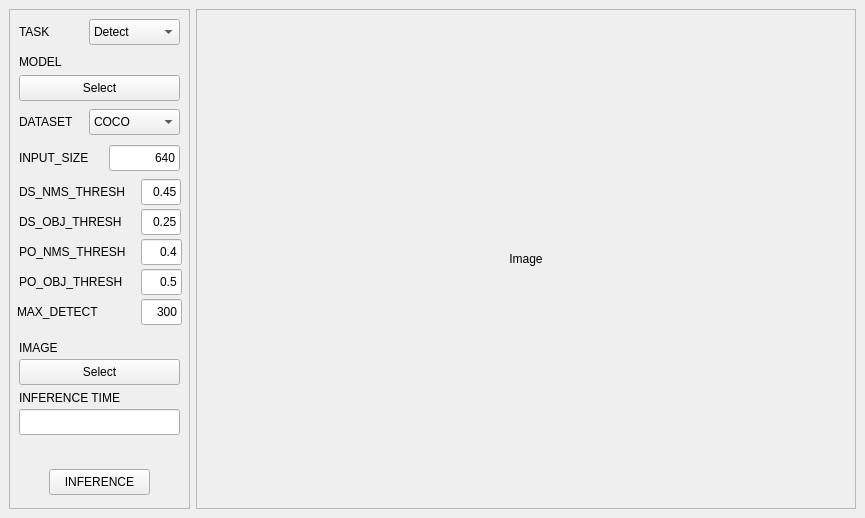
Old version of the form yolo11.ui in the repository darkice9x/Yolo11_rknn.
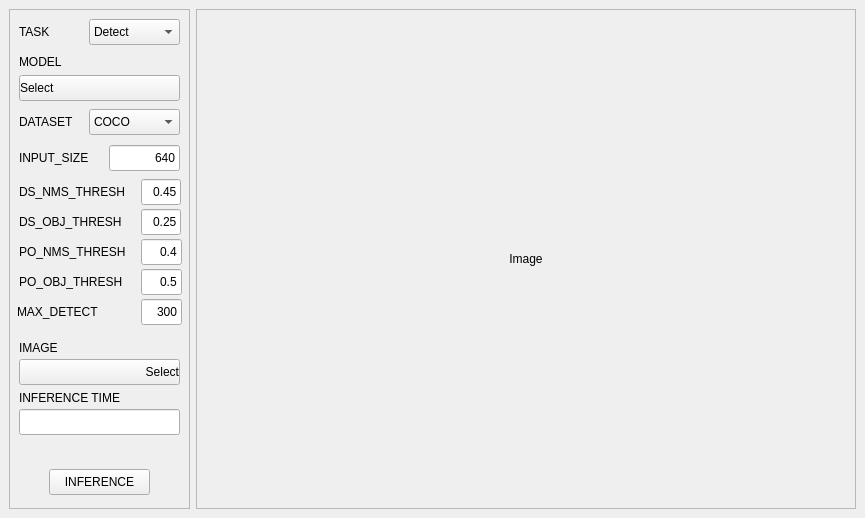
New version of the form.

```diff
--- a/yolo11.ui
+++ b/yolo11.ui
@@ -189,6 +189,9 @@
          <height>26</height>
         </rect>
        </property>
+       <property name="styleSheet">
+        <string notr="true">text-align: left;</string>
+       </property>
        <property name="text">
         <string>Select</string>
        </property>
@@ -202,6 +205,9 @@
          <height>26</height>
         </rect>
        </property>
+       <property name="styleSheet">
+        <string notr="true">text-align: right;</string>
+       </property>
        <property name="text">
         <string>Select</string>
        </property>
```
Left out of the diff: 2 changed lines with no effect on the pictures.
